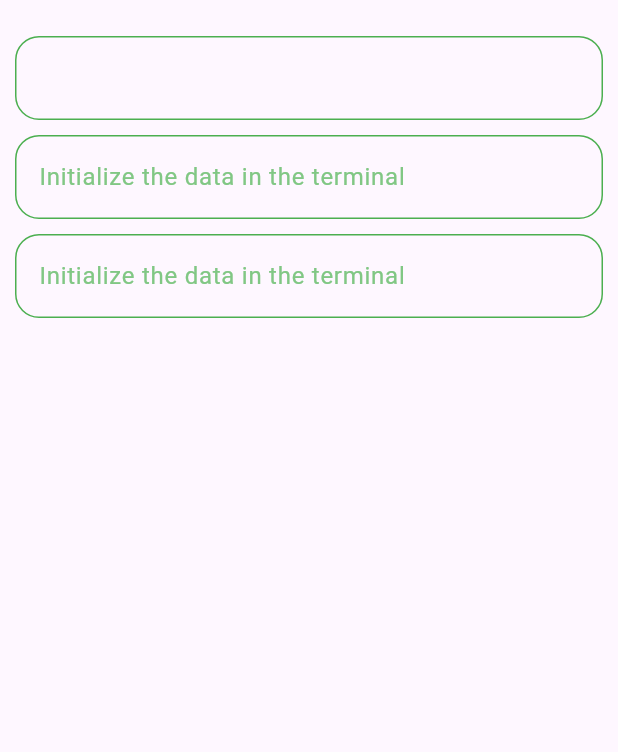
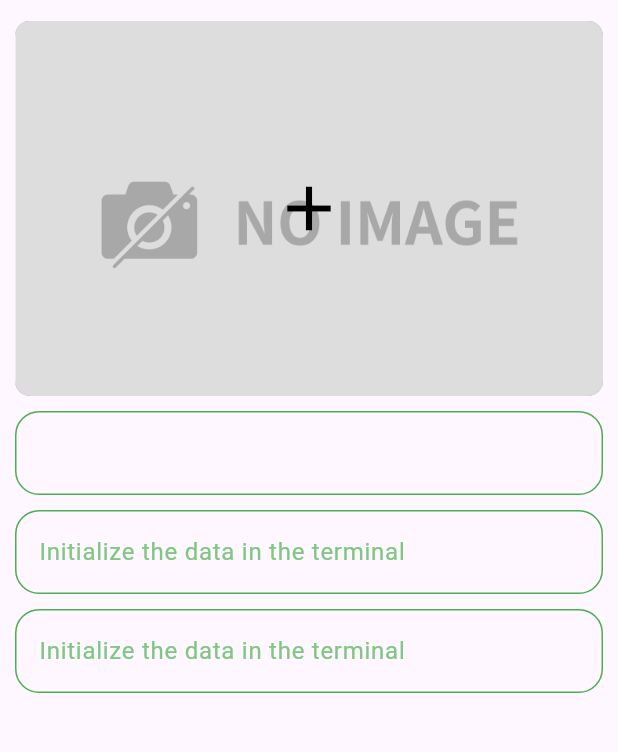
Before and after one commit to woodyvillage/buzzer-beater, a Flutter app: the TeamForm screen opened directly, on a phone screen of 412 x 824 dp, the part 63-815 px from its top. Run offline on Flutter 3.47's test engine with Material 3 defaults, Android fonts, the phone set to English and light mode, and no system bars; our stand-ins replace sqflite; missing offline and left inert: dart:ffi; accounts and stored records are empty; generated files the repository leaves out were written again; statements that could not run were skipped.

Commit message:
support team picture picker

```diff
--- a/lib/const/application_const.dart
+++ b/lib/const/application_const.dart
@@ -18,11 +18,13 @@ const String floaterMember = 'MEMBER_ADD';
 // =============================================================================
 // アイテムリスト
 // =============================================================================
+const String applicationTeamPicture = 'teams_picture';
 const String applicationTeamName = 'teams_name';
 const String applicationTeamShortName = 'teams_shortname';
 const String applicationTeamRegion = 'teams_region';
 final teamItemLists = [
   // 種別(indexType),キー(indexKeyword),識別子(indexName),返却値(indexReturn)
+  [patternPicker, 'AT01', applicationTeamPicture, typeString],
   [patternEditor, 'AT02', applicationTeamName, typeString],
   [patternEditor, 'AT03', applicationTeamShortName, typeString],
   [patternEditor, 'AT04', applicationTeamRegion, typeString],
--- a/lib/l10n/app_en.arb
+++ b/lib/l10n/app_en.arb
@@ -7,6 +7,7 @@
   "cancel": "cancel",
   "submit": "ok",
 
+  "teams_picture": "team picture",
   "teams_name": "team name",
   "teams_shortname": "team short name",
   "teams_region": "area",
--- a/lib/l10n/app_ja.arb
+++ b/lib/l10n/app_ja.arb
@@ -7,6 +7,7 @@
   "cancel": "取消",
   "submit": "確定",
 
+  "teams_picture": "チーム画像",
   "teams_name": "チーム名",
   "teams_shortname": "チーム略称",
   "teams_region": "地域",
--- /dev/null
+++ b/lib/view/design/widget/atoms/picker/picture_picker_atoms.dart
@@ -0,0 +1,38 @@
+import 'package:buzzer_beater/view/design/wrapper/atom_widget.dart';
+import 'package:flutter/material.dart';
+
+class PicturePickerAtoms extends AtomWidget {
+  const PicturePickerAtoms({
+    super.key,
+    required this.image,
+    required this.hasCursol,
+  });
+  final DecorationImage image;
+  final bool hasCursol;
+
+  @override
+  Widget buildMaterial(BuildContext context) {
+    return Container(
+      margin: const EdgeInsets.fromLTRB(10, 0, 10, 0),
+      width: MediaQuery.of(context).size.width,
+      height: 250,
+      decoration: BoxDecoration(
+        color: Colors.grey,
+        borderRadius: BorderRadius.circular(10),
+        image: image,
+      ),
+      child: hasCursol
+          ? Center(
+              child: IconButton(
+                icon: const Icon(
+                  Icons.add,
+                  color: Colors.black,
+                  size: 50,
+                ),
+                onPressed: () {},
+              ),
+            )
+          : Container(),
+    );
+  }
+}
--- /dev/null
+++ b/lib/view/design/widget/molecules/team_picture_molecules.dart
@@ -0,0 +1,27 @@
+import 'package:buzzer_beater/model/form/dto/form_item_dto.dart';
+import 'package:buzzer_beater/view/design/widget/atoms/picker/picture_picker_atoms.dart';
+import 'package:buzzer_beater/view/design/wrapper/molecules_widget.dart';
+import 'package:flutter/material.dart';
+
+class TeamPictureMolecules extends MoleculeWidget {
+  const TeamPictureMolecules({
+    super.key,
+    required this.item,
+  });
+  final FormItemDto item;
+
+  @override
+  Widget buildMolecule(final BuildContext context) {
+    return PicturePickerAtoms(
+      image: createDecorationImage(item.image),
+      hasCursol: true,
+    );
+  }
+
+  DecorationImage createDecorationImage(String? image) {
+    return DecorationImage(
+      image: AssetImage(image ?? 'images/no_image.jpg'),
+      fit: BoxFit.cover,
+    );
+  }
+}
--- a/lib/view/design/widget/organisms/team_form_organisms.dart
+++ b/lib/view/design/widget/organisms/team_form_organisms.dart
@@ -1,6 +1,7 @@
 import 'package:buzzer_beater/const/common_const.dart';
 import 'package:buzzer_beater/model/form/dao/form_item_dao.dart';
 import 'package:buzzer_beater/model/form/dto/form_item_dto.dart';
+import 'package:buzzer_beater/view/design/widget/molecules/team_picture_molecules.dart';
 import 'package:buzzer_beater/view/design/widget/molecules/text_input_molecules.dart';
 import 'package:flutter/material.dart';
 
@@ -23,6 +24,8 @@ class _TeamFormOrganismsState extends State<TeamFormOrganisms> {
     switch (dto.type) {
       case patternEditor:
         return TextInputMolecules(item: dto);
+      case patternPicker:
+        return TeamPictureMolecules(item: dto);
       default:
         return const Row();
     }
```
